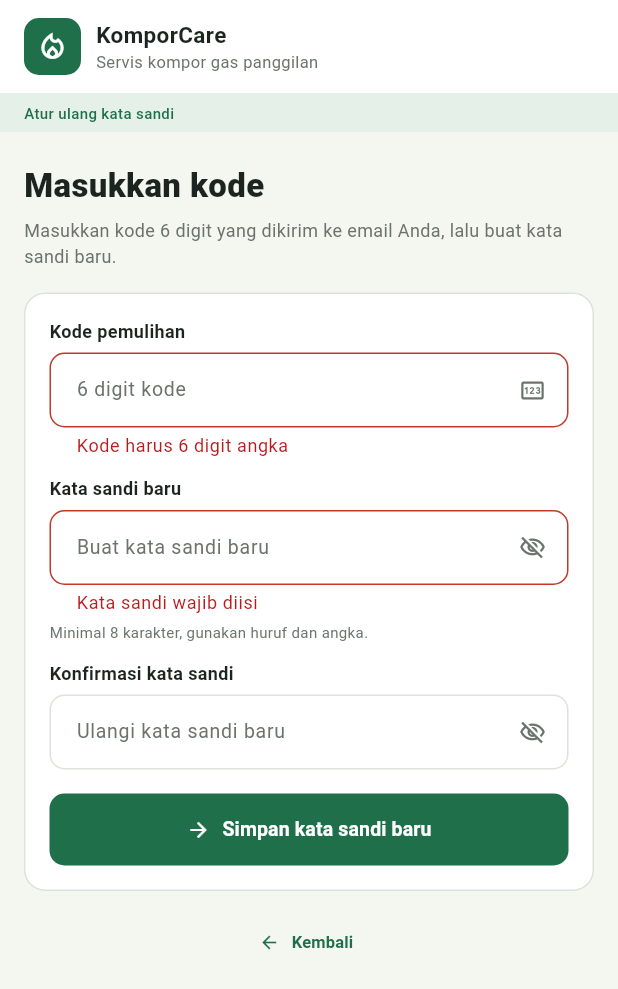
After one commit to rendytp/KomporCare-Flutter, a Flutter app: the ResetPasswordPage screen opened by its route, after a tap on "Simpan kata sandi baru", on a phone screen of 412 x 824 dp. The commit adds this screen. Shown: the top 989 px of the screen. Run offline on Flutter 3.47's test engine with Material 3 defaults, Android fonts, the phone set to English and light mode, and no system bars; our stand-ins replace flutter_secure_storage; accounts and stored records are empty.

Commit message:
forget password

```diff
--- a/lib/main.dart
+++ b/lib/main.dart
@@ -4,6 +4,7 @@ import 'core/theme.dart';
 import 'pages/auth/forgot_password_page.dart';
 import 'pages/auth/login_page.dart';
 import 'pages/auth/register_page.dart';
+import 'pages/auth/reset_password_page.dart';
 import 'pages/pelanggan/pelanggan_home_page.dart';
 import 'pages/teknisi/teknisi_home_page.dart';
 
@@ -26,6 +27,7 @@ class KomporCareApp extends StatelessWidget {
         '/login': (_) => const LoginPage(),
         '/forgot': (_) => const ForgotPasswordPage(),
         '/register': (_) => const RegisterPage(),
+        '/reset': (_) => const ResetPasswordPage(),
         // pelanggan
         '/pelanggan': (_) => const PelangganHomePage(),
         // teknisi
--- a/lib/pages/auth/forgot_password_page.dart
+++ b/lib/pages/auth/forgot_password_page.dart
@@ -31,6 +31,7 @@ class _ForgotPasswordPageState extends State<ForgotPasswordPage> {
       final msg = await AuthService.instance.forgotPassword(_identifier.text);
       if (!mounted) return;
       showSnack(context, msg);
+      Navigator.pushNamed(context, '/reset', arguments: _identifier.text.trim());
     } on ApiException catch (e) {
       if (mounted) showSnack(context, e.message, error: true);
     } finally {
@@ -106,7 +107,7 @@ class _ForgotPasswordPageState extends State<ForgotPasswordPage> {
                             ),
                             const SizedBox(height: 10),
                             const Text(
-                              'Petunjuk untuk mengatur ulang kata sandi akan dikirim melalui email atau WhatsApp sesuai data yang Anda masukkan.',
+                              'Kode pemulihan 6 digit akan dikirim ke email akun Anda.',
                               style: TextStyle(
                                   fontSize: 10.5,
                                   height: 1.4,
--- /dev/null
+++ b/lib/pages/auth/reset_password_page.dart
@@ -0,0 +1,171 @@
+import 'package:flutter/material.dart';
+
+import '../../core/api_client.dart';
+import '../../core/theme.dart';
+import '../../services/auth_service.dart';
+import '../../widgets/common.dart';
+
+class ResetPasswordPage extends StatefulWidget {
+  const ResetPasswordPage({super.key});
+
+  @override
+  State<ResetPasswordPage> createState() => _ResetPasswordPageState();
+}
+
+class _ResetPasswordPageState extends State<ResetPasswordPage> {
+  final _formKey = GlobalKey<FormState>();
+  final _code = TextEditingController();
+  final _password = TextEditingController();
+  final _confirm = TextEditingController();
+
+  bool _obscure1 = true;
+  bool _obscure2 = true;
+  bool _loading = false;
+
+  @override
+  void dispose() {
+    _code.dispose();
+    _password.dispose();
+    _confirm.dispose();
+    super.dispose();
+  }
+
+  Future<void> _submit(String identifier) async {
+    if (!_formKey.currentState!.validate()) return;
+    FocusScope.of(context).unfocus();
+    setState(() => _loading = true);
+    try {
+      final msg = await AuthService.instance.resetPassword(
+        identifier: identifier,
+        code: _code.text,
+        password: _password.text,
+        passwordConfirmation: _confirm.text,
+      );
+      if (!mounted) return;
+      showSnack(context, msg);
+      Navigator.pushNamedAndRemoveUntil(context, '/login', (_) => false);
+    } on ApiException catch (e) {
+      if (!mounted) return;
+      final firstField =
+          e.fieldErrors.isNotEmpty ? e.fieldErrors.values.first : null;
+      showSnack(context, firstField ?? e.message, error: true);
+    } finally {
+      if (mounted) setState(() => _loading = false);
+    }
+  }
+
+  @override
+  Widget build(BuildContext context) {
+    final identifier =
+        (ModalRoute.of(context)?.settings.arguments as String?) ?? '';
+
+    return Scaffold(
+      body: SafeArea(
+        child: Column(
+          children: [
+            const BrandHeader(demoText: 'Atur ulang kata sandi'),
+            Expanded(
+              child: SingleChildScrollView(
+                padding: const EdgeInsets.fromLTRB(16, 20, 16, 16),
+                child: Column(
+                  crossAxisAlignment: CrossAxisAlignment.start,
+                  children: [
+                    const Text('Masukkan kode',
+                        style: TextStyle(fontSize: 22, fontWeight: FontWeight.w800)),
+                    const SizedBox(height: 6),
+                    Text(
+                      identifier.isEmpty
+                          ? 'Masukkan kode 6 digit yang dikirim ke email Anda, lalu buat kata sandi baru.'
+                          : 'Kode 6 digit dikirim untuk $identifier. Masukkan kode tersebut, lalu buat kata sandi baru.',
+                      style: const TextStyle(
+                          fontSize: 12, height: 1.4, color: AppColors.textMuted),
+                    ),
+                    const SizedBox(height: 16),
+                    FormCard(
+                      child: Form(
+                        key: _formKey,
+                        child: Column(
+                          crossAxisAlignment: CrossAxisAlignment.start,
+                          children: [
+                            const FieldLabel('Kode pemulihan'),
+                            AppTextField(
+                              controller: _code,
+                              hint: '6 digit kode',
+                              icon: Icons.pin_outlined,
+                              keyboardType: TextInputType.number,
+                              validator: (v) =>
+                                  RegExp(r'^\d{6}$').hasMatch((v ?? '').trim())
+                                      ? null
+                                      : 'Kode harus 6 digit angka',
+                            ),
+                            const SizedBox(height: 12),
+                            const FieldLabel('Kata sandi baru'),
+                            AppTextField(
+                              controller: _password,
+                              hint: 'Buat kata sandi baru',
+                              obscure: _obscure1,
+                              onToggleObscure: () =>
+                                  setState(() => _obscure1 = !_obscure1),
+                              validator: (v) {
+                                if (v == null || v.isEmpty) return 'Kata sandi wajib diisi';
+                                if (v.length < 8) return 'Kata sandi minimal 8 karakter';
+                                if (!RegExp(r'[A-Za-z]').hasMatch(v) ||
+                                    !RegExp(r'[0-9]').hasMatch(v)) {
+                                  return 'Gunakan kombinasi huruf dan angka';
+                                }
+                                return null;
+                              },
+                            ),
+                            const Padding(
+                              padding: EdgeInsets.only(top: 4),
+                              child: Text('Minimal 8 karakter, gunakan huruf dan angka.',
+                                  style: TextStyle(
+                                      fontSize: 10, color: AppColors.textMuted)),
+                            ),
+                            const SizedBox(height: 12),
+                            const FieldLabel('Konfirmasi kata sandi'),
+                            AppTextField(
+                              controller: _confirm,
+                              hint: 'Ulangi kata sandi baru',
+                              obscure: _obscure2,
+                              onToggleObscure: () =>
+                                  setState(() => _obscure2 = !_obscure2),
+                              textInputAction: TextInputAction.done,
+                              onSubmitted: (_) => _submit(identifier),
+                              validator: (v) => v != _password.text
+                                  ? 'Konfirmasi kata sandi tidak sama'
+                                  : null,
+                            ),
+                            const SizedBox(height: 16),
+                            PrimaryButton(
+                              label: 'Simpan kata sandi baru',
+                              loading: _loading,
+                              onPressed: () => _submit(identifier),
+                            ),
+                          ],
+                        ),
+                      ),
+                    ),
+                    const SizedBox(height: 10),
+                    Center(
+                      child: TextButton.icon(
+                        onPressed: () => Navigator.pop(context),
+                        icon: const Icon(Icons.arrow_back,
+                            size: 14, color: AppColors.green),
+                        label: const Text('Kembali',
+                            style: TextStyle(
+                                fontSize: 11,
+                                fontWeight: FontWeight.w700,
+                                color: AppColors.green)),
+                      ),
+                    ),
+                  ],
+                ),
+              ),
+            ),
+          ],
+        ),
+      ),
+    );
+  }
+}
--- a/lib/services/auth_service.dart
+++ b/lib/services/auth_service.dart
@@ -69,6 +69,21 @@ class AuthService {
     return (res['message'] as String?) ?? 'Instruksi pemulihan telah dikirim.';
   }
 
+  Future<String> resetPassword({
+    required String identifier,
+    required String code,
+    required String password,
+    required String passwordConfirmation,
+  }) async {
+    final res = await _api.post('/auth/reset-password', {
+      'identifier': identifier.trim(),
+      'code': code.trim(),
+      'password': password,
+      'password_confirmation': passwordConfirmation,
+    });
+    return (res['message'] as String?) ?? 'Kata sandi berhasil diubah.';
+  }
+
   Future<void> logout() async {
     try {
       await _api.post('/auth/logout', {});
```
